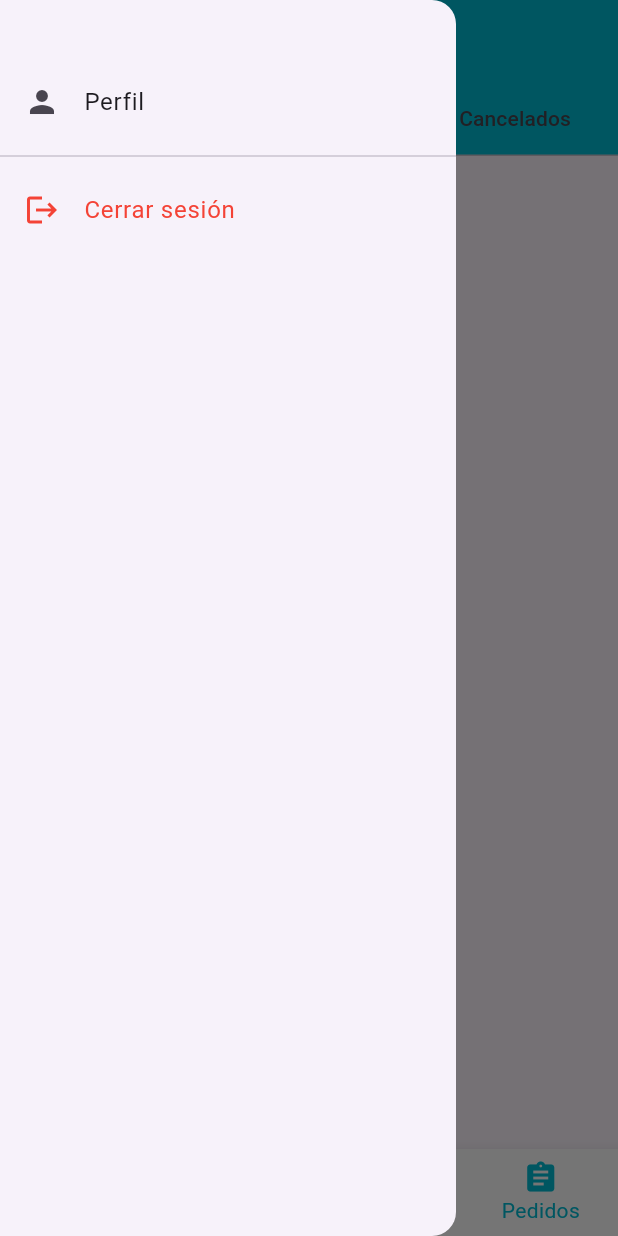
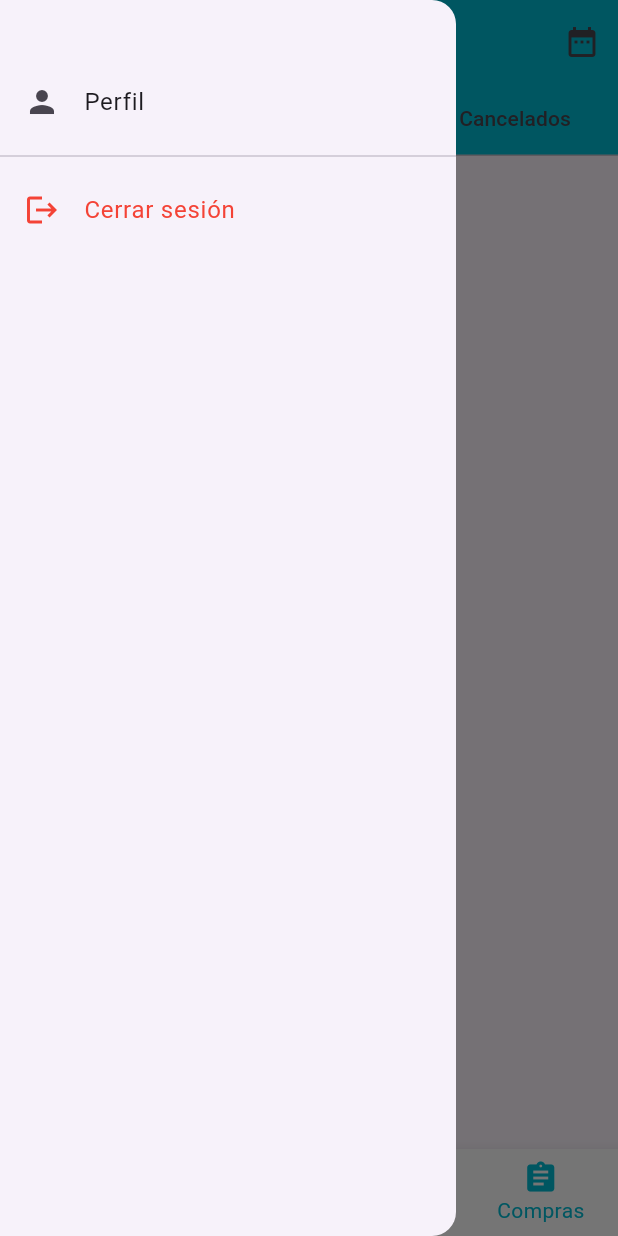
Before and after one commit to Juanclbici/Cutcitos, a Flutter app: the PendingOrdersScreen screen opened directly, with the side drawer open, on a phone screen of 412 x 824 dp. Run offline on Flutter 3.47's test engine with Material 3 defaults, Android fonts, the phone set to English and light mode, and no system bars; our stand-ins replace flutter_dotenv, flutter_secure_storage, intl_phone_field, palette_generator, shared_preferences; accounts and stored records are empty; network calls fail.

Commit message:
creacion de nuevos widgets log out y ventana vendedor y comprador  funcioando al 90% faltan agregar boton de mensajes

```diff
--- a/lib/models/order.dart
+++ b/lib/models/order.dart
@@ -10,6 +10,8 @@ class Order {
   final int productoId;
   final List<Product> productos;
   final String? vendedorNombre;
+  final String? compradorNombre;
+
 
   Order({
     required this.id,
@@ -21,6 +23,7 @@ class Order {
     this.productoId = 0,
     required this.productos,
     this.vendedorNombre,
+    this.compradorNombre
   });
 
   factory Order.fromJson(Map<String, dynamic> json) {
@@ -41,6 +44,8 @@ class Order {
       vendedorNombre: productosParsed.isNotEmpty
           ? productosParsed.first.sellerName
           : 'Desconocido',
+      compradorNombre: json['Usuario']?['nombre'],
+
     );
   }
 }
--- a/lib/models/product.dart
+++ b/lib/models/product.dart
@@ -9,6 +9,7 @@ class Product {
   final int sellerId;
   final String sellerName;
   final String categoryName;
+  final int? cantidadSolicitada;
 
   Product({
     required this.id,
@@ -21,6 +22,7 @@ class Product {
     required this.sellerId,
     required this.sellerName,
     required this.categoryName,
+    required this.cantidadSolicitada,
   });
 
   factory Product.fromJson(Map<String, dynamic> json) {
@@ -37,6 +39,7 @@ class Product {
       sellerId: json['vendedor_id'],
       sellerName: json['Vendedor']?['nombre'] ?? 'Vendedor desconocido',
       categoryName: json['Categoria']?['nombre'] ?? 'Sin categoría',
+      cantidadSolicitada: json['OrderItem']?['cantidad'],
     );
   }
 
--- a/lib/screens/orders/pending_orders_screen.dart
+++ b/lib/screens/orders/pending_orders_screen.dart
@@ -20,6 +20,7 @@ class _PendingOrdersScreenState extends State<PendingOrdersScreen>
   bool _isLoading = true;
   int _selectedIndex = 3;
   bool _esVendedor = false;
+  DateTime? _fechaSeleccionada;
 
   @override
   void initState() {
@@ -50,11 +51,40 @@ class _PendingOrdersScreenState extends State<PendingOrdersScreen>
     }
   }
 
+  Future<void> _seleccionarFecha() async {
+    final DateTime? fecha = await showDatePicker(
+      context: context,
+      initialDate: DateTime.now(),
+      firstDate: DateTime(2023),
+      lastDate: DateTime.now().add(const Duration(days: 365)),
+    );
+
+    if (fecha != null) {
+      setState(() {
+        _fechaSeleccionada = fecha;
+      });
+    }
+  }
+
+  String _formatearFecha(DateTime fecha) {
+    return '${fecha.day.toString().padLeft(2, '0')}/'
+        '${fecha.month.toString().padLeft(2, '0')}/'
+        '${fecha.year}';
+  }
+
   List<Order> _filterOrders(String estado) {
-    if (estado == 'pendiente') {
-      return _allOrders.where((o) => o.estado == 'pendiente' || o.estado == 'confirmado').toList();
+    List<Order> pedidos = estado == 'pendiente'
+        ? _allOrders.where((o) => o.estado == 'pendiente' || o.estado == 'confirmado').toList()
+        : _allOrders.where((o) => o.estado == estado).toList();
+
+    if (_fechaSeleccionada != null) {
+      pedidos = pedidos.where((o) =>
+      o.fecha.year == _fechaSeleccionada!.year &&
+          o.fecha.month == _fechaSeleccionada!.month &&
+          o.fecha.day == _fechaSeleccionada!.day).toList();
     }
-    return _allOrders.where((o) => o.estado == estado).toList();
+
+    return pedidos;
   }
 
   Future<void> _cancelarPedido(int orderId) async {
@@ -91,9 +121,22 @@ class _PendingOrdersScreenState extends State<PendingOrdersScreen>
 
     return Scaffold(
       appBar: AppBar(
-        title: const Text('Pedidos'),
+        title: const Text('Mis compras'),
         backgroundColor: Colors.cyan,
         automaticallyImplyLeading: true,
+        actions: [
+          IconButton(
+            icon: const Icon(Icons.date_range),
+            tooltip: 'Filtrar por fecha',
+            onPressed: _seleccionarFecha,
+          ),
+          if (_fechaSeleccionada != null)
+            IconButton(
+              icon: const Icon(Icons.clear),
+              tooltip: 'Limpiar filtro',
+              onPressed: () => setState(() => _fechaSeleccionada = null),
+            ),
+        ],
         bottom: TabBar(
           controller: _tabController,
           tabs: const [
@@ -134,6 +177,11 @@ class _PendingOrdersScreenState extends State<PendingOrdersScreen>
                           const Text('Estado: '),
                           StatusChip(estado: pedido.estado),
                         ],
+                      ),
+                      const SizedBox(height: 4),
+                      Text(
+                        'Fecha: ${_formatearFecha(pedido.fecha)}',
+                        style: const TextStyle(color: Colors.grey),
                       ),
                       Text(
                         'Vendedor: ${pedido.vendedorNombre ?? 'Desconocido'}',
--- a/lib/widgets/custom_navbar.dart
+++ b/lib/widgets/custom_navbar.dart
@@ -62,7 +62,7 @@ class CustomNavigationBar extends StatelessWidget {
           BottomNavigationBarItem(icon: Icon(Icons.home), label: 'Inicio'),
           BottomNavigationBarItem(icon: Icon(Icons.message), label: 'Mensajes'),
           BottomNavigationBarItem(icon: Icon(Icons.shopping_cart), label: 'Carrito'),
-          BottomNavigationBarItem(icon: Icon(Icons.assignment), label: 'Pedidos'),
+          BottomNavigationBarItem(icon: Icon(Icons.assignment), label: 'Compras'),
         ],
       ),
     );
```
Also changed, not shown: lib/screens/orders/vendor_orders_screen.dart (+93 -18 lines), lib/widgets/custom_drawer.dart (+25 -5 lines).
